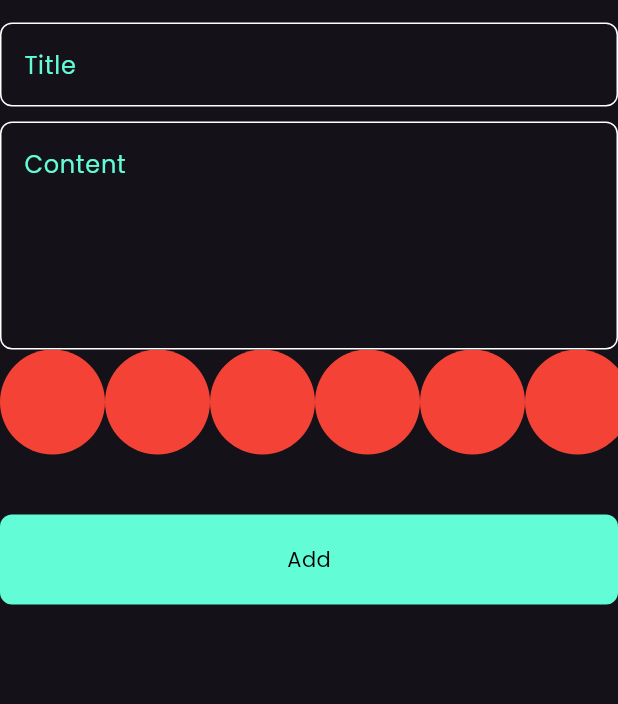
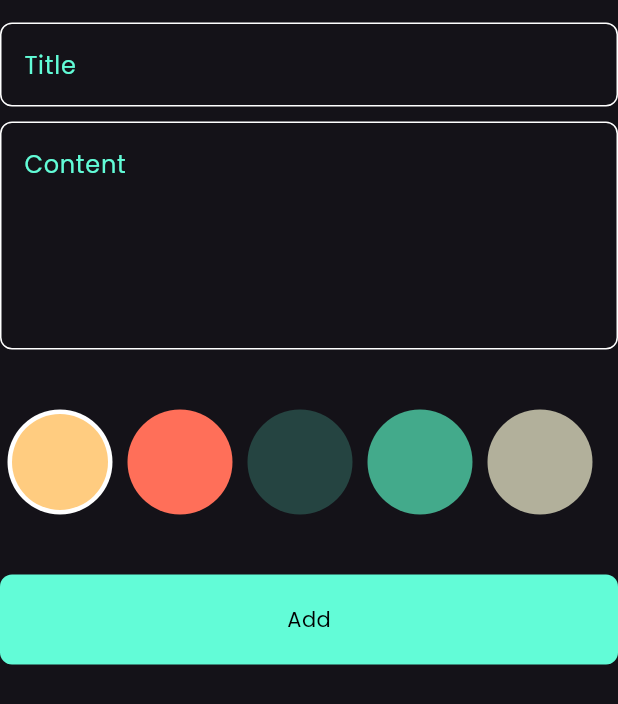
Before and after one commit to EslamAyman595/notes_app, a Flutter app: the AddNoteForm widget shown alone on an empty page, opened directly, on a phone screen of 412 x 824 dp. Shown: the top 704 px of the screen. Run offline on Flutter 3.47's test engine with Material 3 defaults, Android fonts, the phone set to English and light mode, and no system bars; our stand-ins replace bloc, flutter_bloc, font_awesome_flutter, hive, hive_flutter, modal_progress_hud_nsn; accounts and stored records are empty.

Commit message:
colors list view part two

```diff
--- a/lib/widgets/add_note_form.dart
+++ b/lib/widgets/add_note_form.dart
@@ -51,6 +51,8 @@ class _AddNoteFormState extends State<AddNoteForm> {
             hintText: 'Content',
             maxline: 5,
           ),
+          const SizedBox(
+            height: 40,),
         const   ColorListview(),
           const SizedBox(
             height: 40,
--- a/lib/widgets/color_item.dart
+++ b/lib/widgets/color_item.dart
@@ -2,13 +2,20 @@ import 'package:flutter/cupertino.dart';
 import 'package:flutter/material.dart';
 
 class ColorItem extends StatelessWidget {
-const ColorItem({ Key? key }) : super(key: key);
-
+  const ColorItem({Key? key, required this.isActive, required this.color}) : super(key: key);
+  final bool isActive; // تم اختيارة ولا لاcolorتعبر عن
+  final Color color;
   @override
-  Widget build(BuildContext context){
-    return CircleAvatar(
-      radius: 35,
-      backgroundColor: Colors.red,
-    );
+  Widget build(BuildContext context) {
+    return isActive
+        ?  CircleAvatar(
+            radius: 35,
+            backgroundColor: Colors.white,
+            child: CircleAvatar(radius: 32, backgroundColor: color),
+          )
+        : CircleAvatar(
+            radius: 35,
+            backgroundColor: color,
+          );
   }
 }
--- a/lib/widgets/color_listview.dart
+++ b/lib/widgets/color_listview.dart
@@ -1,18 +1,47 @@
 import 'package:flutter/cupertino.dart';
+import 'package:flutter/material.dart';
 import 'package:notes_app/widgets/color_item.dart';
 
-class ColorListview extends StatelessWidget {
-const ColorListview({ Key? key }) : super(key: key);
+class ColorListview extends StatefulWidget {
+  const ColorListview({Key? key}) : super(key: key);
 
   @override
-  Widget build(BuildContext context){
+  State<ColorListview> createState() => _ColorListviewState();
+}
+
+int currentIndex = 0;//اللى تم اختياراها itemبيعرفنى اية
+ List<Color> colors = const [
+     Color(0xffFFCC80),
+     Color(0xffff6f59),
+      Color(0xff254441),
+      Color(0xff43aa8b),
+      Color(0xffb2b09b),
+
+
+ ];
+class _ColorListviewState extends State<ColorListview> {
+  @override
+  Widget build(BuildContext context) {
     return SizedBox(
-      height: 35*2,
-      child: ListView.builder(
-        scrollDirection: Axis.horizontal,
-        itemCount: 10,
-        itemBuilder:(context, index) => ColorItem()
-      ),
-    );
+        height: 35 * 2,
+        child: ListView.builder(
+
+          scrollDirection: Axis.horizontal,
+          itemCount: colors.length,
+          itemBuilder: (context, index) => Padding(
+              padding: const EdgeInsets.symmetric(horizontal: 5),
+              child: GestureDetector(
+                onTap: () {
+                  currentIndex = index;//click اللى عملت عليةindex اخزن فى المتغير
+                  setState(() {
+
+                  });
+                },
+                child: ColorItem(
+                  color: colors[index],
+                  isActive: currentIndex == index,//check
+                ),
+              )),
+        ));
   }
 }
```
